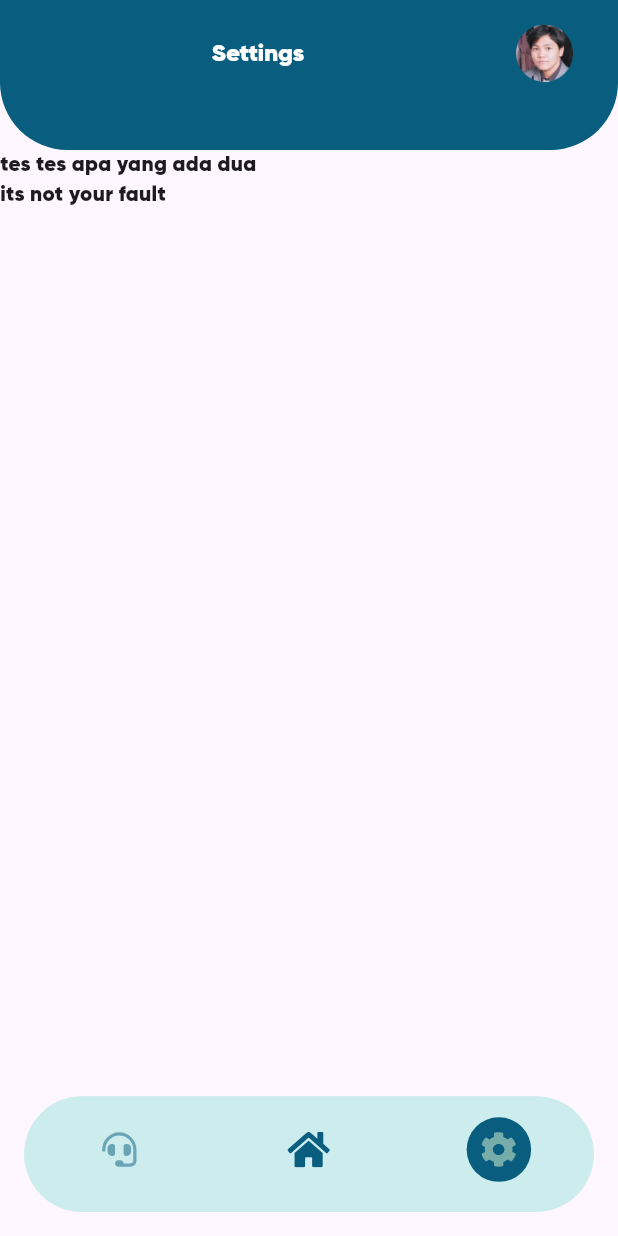
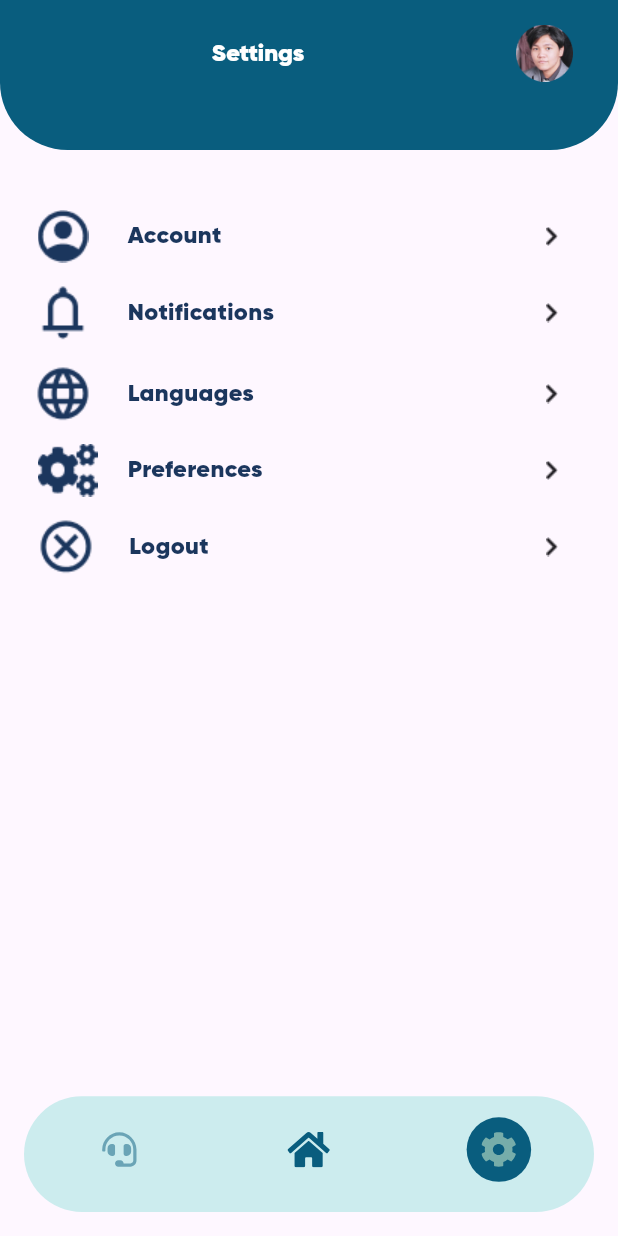
Before and after one commit to girindradmada/aidminton, a Flutter app: the screen it shows after launch, item 3 of the bottom bar chosen, on a phone screen of 412 x 824 dp. Run offline on Flutter 3.47's test engine with Material 3 defaults, Android fonts, the phone set to English and light mode, and no system bars; our stand-ins replace flutter_svg.

Commit message:
Adding setting pages and adding assets for settings

```diff
--- a/lib/pages/settings.dart
+++ b/lib/pages/settings.dart
@@ -15,10 +15,161 @@ class _SettingsState extends State<Settings> {
         appBar: appBar(),
         body: ListView(
           children: [
-            Text("tes tes apa yang ada dua"),
-            Text("its not your fault")
+            SizedBox(
+              height: 40,
+            ),
+            Row(
+              mainAxisAlignment: MainAxisAlignment.spaceBetween,
+              crossAxisAlignment: CrossAxisAlignment.center,
+              children: [
+                Padding(
+                  padding: const EdgeInsets.only(left:25),
+                  child: Row(
+                    mainAxisAlignment: MainAxisAlignment.spaceBetween,
+                    crossAxisAlignment: CrossAxisAlignment.center,
+                    children: [
+                      Image.asset('assets/icons/accSettings.png'),
+                      SizedBox(width: 26,),
+                      Text(
+                        "Account",
+                        style: TextStyle(
+                          fontSize: 16,
+                          fontWeight: FontWeight.w500,
+                          color: Color(0xff1B365D),
+                        ),
+                      )
                     ],
-        ));
+                  ),
+                ),
+                Padding(
+                  padding: const EdgeInsets.only(right:40),
+                  child: Image.asset('assets/icons/forwardArrow.png'),
+                ),
+              ],
+            ),
+            SizedBox(height:13),
+            Row(
+              mainAxisAlignment: MainAxisAlignment.spaceBetween,
+              crossAxisAlignment: CrossAxisAlignment.center,
+              children: [
+                Padding(
+                  padding: const EdgeInsets.only(left:22),
+                  child: Row(
+                    mainAxisAlignment: MainAxisAlignment.spaceBetween,
+                    crossAxisAlignment: CrossAxisAlignment.center,
+                    children: [
+                      Image.asset('assets/icons/Notifications.png'),
+                      SizedBox(width: 23,),
+                      Text(
+                        "Notifications",
+                        style: TextStyle(
+                          fontSize: 16,
+                          fontWeight: FontWeight.w500,
+                          color: Color(0xff1B365D),
+                        ),
+                      )
+                    ],
+                  ),
+                ),
+                Padding(
+                  padding: const EdgeInsets.only(right:40),
+                  child: Image.asset('assets/icons/forwardArrow.png'),
+                ),
+              ],
+            ),
+            SizedBox(height:13),
+            Row(
+              mainAxisAlignment: MainAxisAlignment.spaceBetween,
+              crossAxisAlignment: CrossAxisAlignment.center,
+              children: [
+                Padding(
+                  padding: const EdgeInsets.only(left:22),
+                  child: Row(
+                    mainAxisAlignment: MainAxisAlignment.spaceBetween,
+                    crossAxisAlignment: CrossAxisAlignment.center,
+                    children: [
+                      Image.asset('assets/icons/languageGlobe.png'),
+                      SizedBox(width: 23,),
+                      Text(
+                        "Languages",
+                        style: TextStyle(
+                          fontSize: 16,
+                          fontWeight: FontWeight.w500,
+                          color: Color(0xff1B365D),
+                        ),
+                      )
+                    ],
+                  ),
+                ),
+                Padding(
+                  padding: const EdgeInsets.only(right:40),
+                  child: Image.asset('assets/icons/forwardArrow.png'),
+                ),
+              ],
+            ),
+            SizedBox(height:13),
+            Row(
+              mainAxisAlignment: MainAxisAlignment.spaceBetween,
+              crossAxisAlignment: CrossAxisAlignment.center,
+              children: [
+                Padding(
+                  padding: const EdgeInsets.only(left:25),
+                  child: Row(
+                    mainAxisAlignment: MainAxisAlignment.spaceBetween,
+                    crossAxisAlignment: CrossAxisAlignment.center,
+                    children: [
+                      Image.asset('assets/icons/preferencesGear.png'),
+                      SizedBox(width: 20,),
+                      Text(
+                        "Preferences",
+                        style: TextStyle(
+                          fontSize: 16,
+                          fontWeight: FontWeight.w500,
+                          color: Color(0xff1B365D),
+                        ),
+                      )
+                    ],
+                  ),
+                ),
+                Padding(
+                  padding: const EdgeInsets.only(right:40),
+                  child: Image.asset('assets/icons/forwardArrow.png'),
+                ),
+              ],
+            ),
+            SizedBox(height:13),
+            Row(
+              mainAxisAlignment: MainAxisAlignment.spaceBetween,
+              crossAxisAlignment: CrossAxisAlignment.center,
+              children: [
+                Padding(
+                  padding: const EdgeInsets.only(left:24),
+                  child: Row(
+                    mainAxisAlignment: MainAxisAlignment.spaceBetween,
+                    crossAxisAlignment: CrossAxisAlignment.center,
+                    children: [
+                      Image.asset('assets/icons/logoutCross.png'),
+                      SizedBox(width: 22,),
+                      Text(
+                        "Logout",
+                        style: TextStyle(
+                          fontSize: 16,
+                          fontWeight: FontWeight.w500,
+                          color: Color(0xff1B365D),
+                        ),
+                      )
+                    ],
+                  ),
+                ),
+                Padding(
+                  padding: const EdgeInsets.only(right:40),
+                  child: Image.asset('assets/icons/forwardArrow.png'),
+                ),
+              ],
+            )
+          ],
+        )
+    );
   }
 
   PreferredSize appBar() {
@@ -54,11 +205,9 @@ class _SettingsState extends State<Settings> {
                       color: Colors.transparent,
                       shape: BoxShape.circle,
                     ),
-                      child: Image.asset(
-                      'assets/icons/pfp.png',
-                      width: 64,
-                      height: 64
-                    ),))
+                    child: Image.asset('assets/icons/pfp.png',
+                        width: 64, height: 64),
+                  ))
             ]));
   }
 }
```
Also changed, not shown: assets/icons/Notifications.png (added), assets/icons/accSettings.png (added), assets/icons/forwardArrow.png (added), assets/icons/languageGlobe.png (added), assets/icons/logoutCross.png (added), assets/icons/preferencesGear.png (added). Lines whose indentation alone changed are shown as unchanged.
